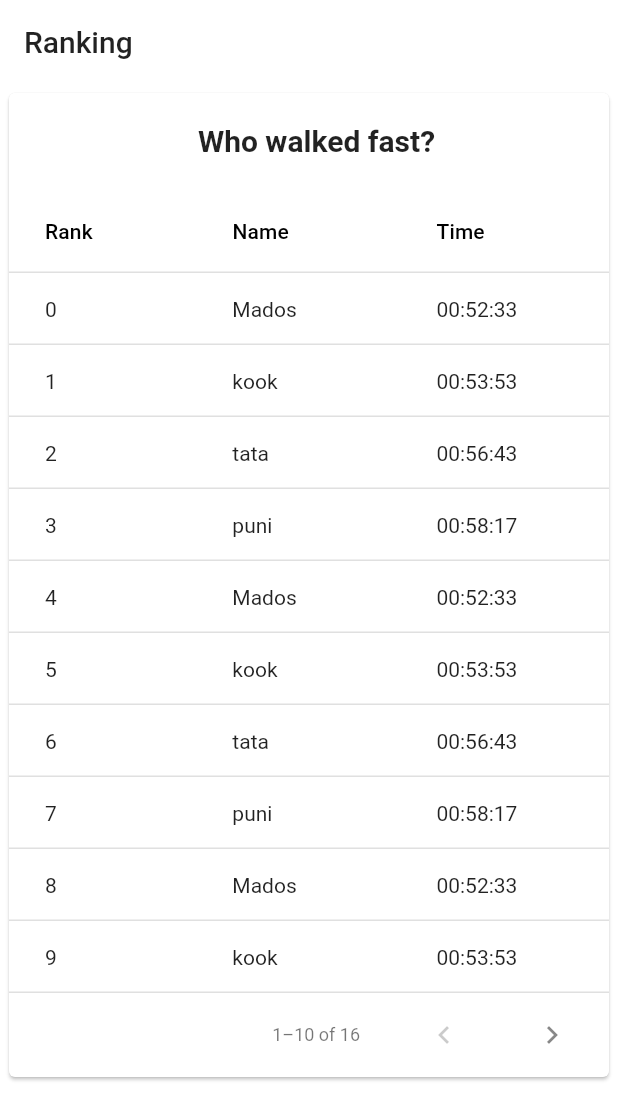
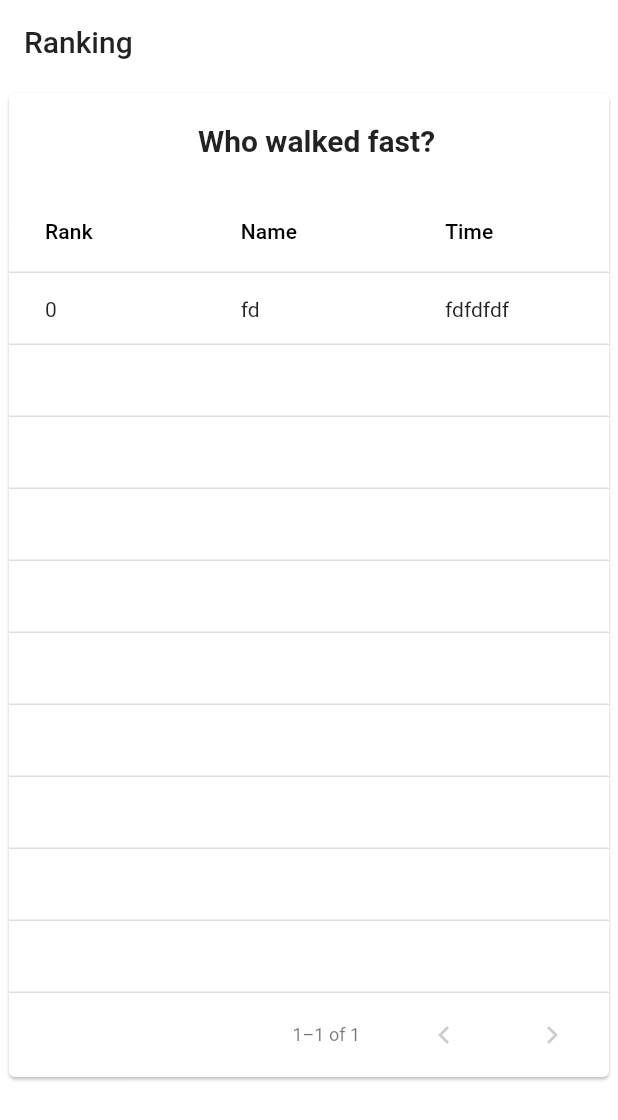
Before and after one commit to seunghwanly/minimarathon, a Flutter app: the Ranking widget shown alone on an empty page, opened directly, on a phone screen of 412 x 824 dp. Shown: the top 1120 px of the screen. Run offline on Flutter 3.47's test engine with Material 2 defaults, Android fonts, the phone set to English and light mode, and no system bars; our stand-ins replace firebase_database, flutter_linkify, shared_preferences, webview_flutter; missing offline and left inert: background_location, http_auth, loading_animations; accounts and stored records are empty.

Commit message:
회원 가입/ 랭킹

```diff
--- a/minimarathon/lib/component/body/relay/ranking.dart
+++ b/minimarathon/lib/component/body/relay/ranking.dart
@@ -3,22 +3,51 @@ import 'package:flutter/material.dart';
 import 'package:minimarathon/component/header/header.dart';
 import '../../../util/text_style.dart';
 import 'package:flutter/material.dart';
+import 'package:firebase_database/firebase_database.dart';
+
+final referenceDatabase = FirebaseDatabase.instance.reference();
+
 
 class Ranking extends StatefulWidget {
   @override
   RankingState createState() => RankingState();
 }
-
+List<_Row> _rows= new List<_Row>();
+//List<_Row> _rows= new List<_Row>(10);
 class RankingState extends State<Ranking> {
   final String username = 'Jong Ha Park';
 
+  // RankingState(){
+  //   _rows.add(new _Row("dfa","dfad"));
+  //   _rows.clear();
+  //   var query = referenceDatabase.orderByChild('Timer');
+  //   String name;
+  //   int timer;
+  //   query.onChildAdded.forEach((event) {
+  //     name = event.snapshot.value['Name'];
+  //     timer = event.snapshot.value['Timer'];
+  //
+  //     int ihour = timer~/3600;
+  //     int imin = (timer - (ihour*3600))~/60;
+  //     int isec = timer - (ihour*3600) - (imin*60);
+  //     String hour = (ihour<10? "0":"") + ihour.toString();
+  //     String min = (imin<10? "0":"") + imin.toString();
+  //     String sec = (isec<10? "0":"") + isec.toString();
+  //     String time = hour+":"+min+":"+sec;
+  //     // _Row row = new _Row(1,name, time);
+  //     _rows.add(new _Row(name, time));
+  //   });
+  //
+  // }
+
   @override
   void initState() {
-    super.initState();
+    super.initState();{ _rows.clear();  print(_rows.length);}
   }
 
   @override
   Widget build(BuildContext context) {
+
     return CustomHeader(
       title: Text("Ranking"),
       body: ListView(
@@ -42,42 +71,67 @@ class RankingState extends State<Ranking> {
 
 class _Row {
   _Row(
-    this.rank,
-    this.name,
-    this.time,
-  );
+      this.name,
+      this.time,
+      );
 
-  final int rank;
   final String name;
   final String time;
 
   bool selected = false;
+
 }
 
+
 class _DataSource extends DataTableSource {
+
+
   _DataSource(this.context) {
-    _rows = <_Row>[
-      _Row(1, 'Mados', '00:52:33'),
-      _Row(2, 'kook', '00:53:53'),
-      _Row(3, 'tata', '00:56:43'),
-      _Row(4, 'puni', '00:58:17'),
-      _Row(1, 'Mados', '00:52:33'),
-      _Row(2, 'kook', '00:53:53'),
-      _Row(3, 'tata', '00:56:43'),
-      _Row(4, 'puni', '00:58:17'),
-      _Row(1, 'Mados', '00:52:33'),
-      _Row(2, 'kook', '00:53:53'),
-      _Row(3, 'tata', '00:56:43'),
-      _Row(4, 'puni', '00:58:17'),
-      _Row(1, 'Mados', '00:52:33'),
-      _Row(2, 'kook', '00:53:53'),
-      _Row(3, 'tata', '00:56:43'),
-      _Row(4, 'puni', '00:58:17'),
-    ];
+
+    var query = referenceDatabase.orderByChild('Timer');
+    String name;
+    int timer;
+    query.onChildAdded.forEach((event) {
+      name = event.snapshot.value['Name'];
+      timer = event.snapshot.value['Timer'];
+
+      int ihour = timer~/3600;
+      int imin = (timer - (ihour*3600))~/60;
+      int isec = timer - (ihour*3600) - (imin*60);
+      String hour = (ihour<10? "0":"") + ihour.toString();
+      String min = (imin<10? "0":"") + imin.toString();
+      String sec = (isec<10? "0":"") + isec.toString();
+      String time = hour+":"+min+":"+sec;
+      _rows.add(new _Row(name, time));
+    });
+
+    _rows.add(new _Row("fd", "fdfdfdf"));
+    //_rows.add(new _Row(1,, "fd"));
+    // _rows = <_Row>[
+    //   // _Row(1, 'Mados', '00:52:33'),
+    //   // _Row(2, 'kook', '00:53:53'),
+    //   // _Row(3, 'tata', '00:56:43'),
+    //   // _Row(4, 'puni', '00:58:17'),
+    //   // _Row(1, 'Mados', '00:52:33'),
+    //   // _Row(2, 'kook', '00:53:53'),
+    //   // _Row(3, 'tata', '00:56:43'),
+    //   // _Row(4, 'puni', '00:58:17'),
+    //   // _Row(1, 'Mados', '00:52:33'),
+    //   // _Row(2, 'kook', '00:53:53'),
+    //   // _Row(3, 'tata', '00:56:43'),
+    //   // _Row(4, 'puni', '00:58:17'),
+    //   // _Row(1, 'Mados', '00:52:33'),
+    //   // _Row(2, 'kook', '00:53:53'),
+    //   // _Row(3, 'tata', '00:56:43'),
+    //   // _Row(4, 'puni', '00:58:17'),
+    // ];
+
+
   }
 
   final BuildContext context;
-  List<_Row> _rows;
+
+
 
   int _selectedCount = 0;
 
@@ -87,6 +141,7 @@ class _DataSource extends DataTableSource {
     if (index >= _rows.length) return null;
     final row = _rows[index];
     return DataRow(
+
       cells: [
         DataCell(Text(index.toString())),
         DataCell(Text(row.name)),
--- a/minimarathon/pubspec.yaml
+++ b/minimarathon/pubspec.yaml
@@ -46,6 +46,7 @@ dependencies:
   # The following adds the Cupertino Icons font to your application.
   # Use with the CupertinoIcons class for iOS style icons.
   cupertino_icons: ^0.1.3
+  provider: ^4.3.2+2
 
 dev_dependencies:
   flutter_test:
```
Also changed, not shown: minimarathon/lib/component/body/register/single_register.dart (+12 -0 lines), minimarathon/lib/component/body/register/team_register.dart (+16 -1 lines).
